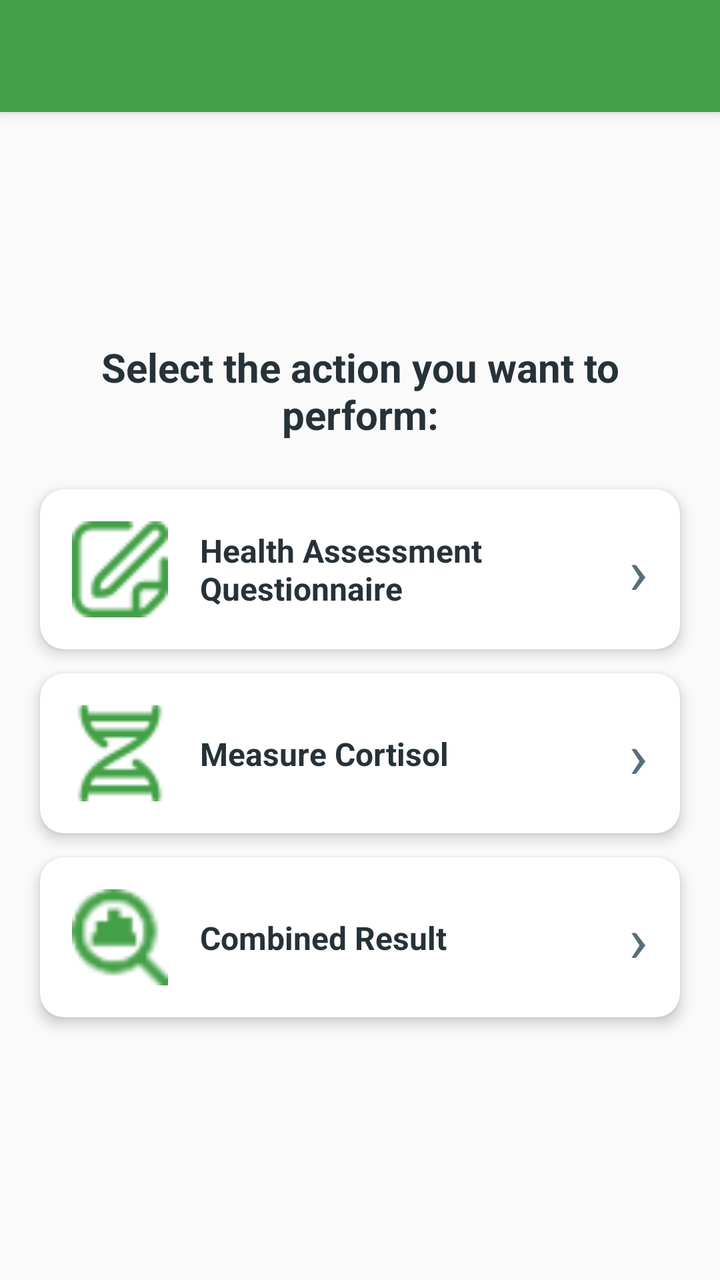
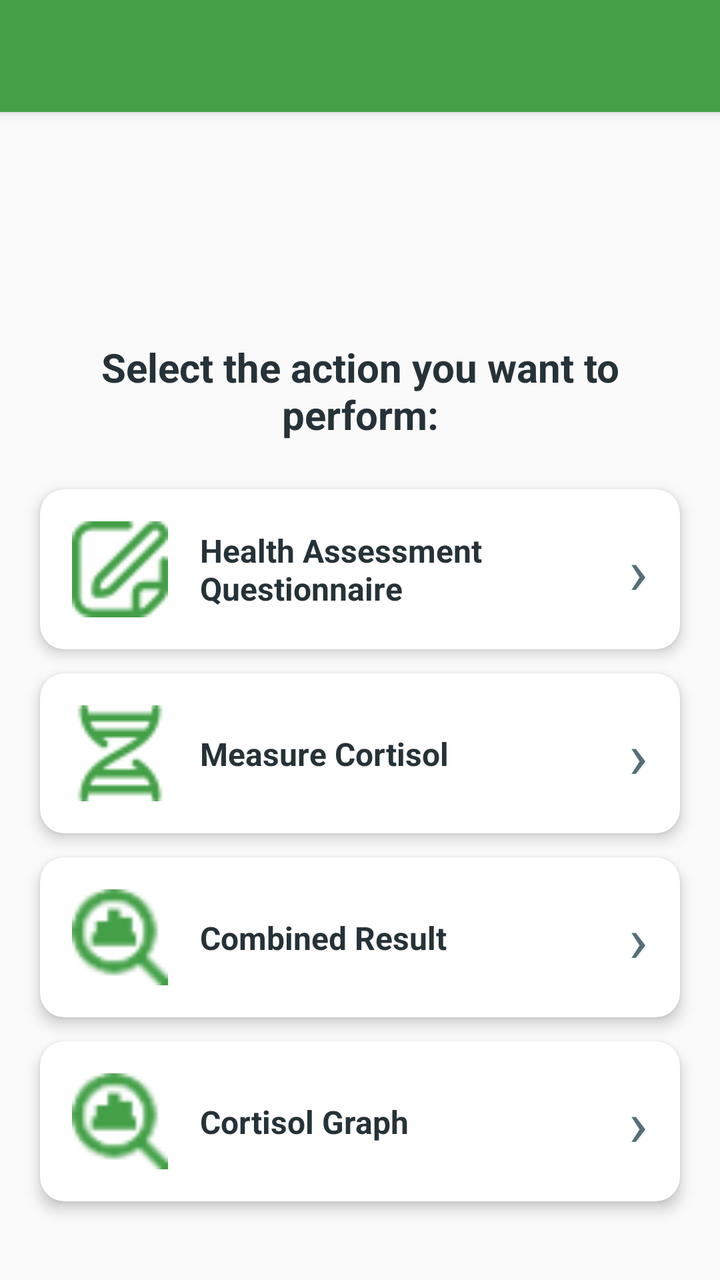

Compare the two renders of this Android layout. The source of the first and the diff that turns it into the second are given below.
<!-- AndroidManifest.xml: application theme AppTheme.Light -->
<!-- res/layout/activity_dashboard.xml -->
<?xml version="1.0" encoding="utf-8"?>
<androidx.coordinatorlayout.widget.CoordinatorLayout xmlns:android="http://schemas.android.com/apk/res/android"
    xmlns:app="http://schemas.android.com/apk/res-auto"
    android:layout_width="match_parent"
    android:layout_height="match_parent"
    android:background="@color/background">

    <com.google.android.material.appbar.AppBarLayout
        android:layout_width="match_parent"
        android:layout_height="wrap_content"
        android:background="@color/primary">

        <androidx.appcompat.widget.Toolbar
            android:id="@+id/toolbar"
            android:layout_width="match_parent"
            android:layout_height="?attr/actionBarSize"
            android:theme="@style/ThemeOverlay.MaterialComponents.Dark.ActionBar"
            app:titleTextColor="@color/white"
            app:popupTheme="@style/Widget.App.PopupOverlay"/>

    </com.google.android.material.appbar.AppBarLayout>

    <androidx.core.widget.NestedScrollView
        android:layout_width="match_parent"
        android:layout_height="match_parent"
        android:clipToPadding="false"
        android:paddingBottom="16dp"
        app:layout_behavior="@string/appbar_scrolling_view_behavior">

        <LinearLayout
            android:layout_width="match_parent"
            android:layout_height="wrap_content"
            android:orientation="vertical"
            android:padding="20dp"
            android:clipToPadding="false"
            android:clipChildren="false">


            
            <LinearLayout
                android:layout_width="match_parent"
                android:layout_height="wrap_content"
                android:orientation="vertical"
                android:gravity="center"
                android:layout_marginBottom="16dp"
                android:layout_marginTop="8dp">

                <ImageView
                    android:id="@+id/ivAppIcon"
                    android:layout_width="70dp"
                    android:layout_height="70dp"
                    android:layout_marginBottom="16dp"
                    android:scaleType="fitCenter"/>

                <TextView
                    android:id="@+id/tvWelcome"
                    android:layout_width="wrap_content"
                    android:layout_height="wrap_content"
                    android:text="Select the action you want to perform:"
                    android:textSize="20sp"
                    android:textStyle="bold"
                    android:textAlignment="center"
                    android:textColor="@color/text_primary"/>


            </LinearLayout>


            
            <com.google.android.material.card.MaterialCardView
                android:id="@+id/stressScoreCard"
                android:layout_width="match_parent"
                android:layout_height="wrap_content"
                android:layout_marginBottom="24dp"
                android:visibility="gone"
                style="@style/Widget.App.CardView">

                <LinearLayout
                    android:layout_width="match_parent"
                    android:layout_height="wrap_content"
                    android:orientation="vertical"
                    android:padding="16dp">

                    <TextView
                        android:layout_width="wrap_content"
                        android:layout_height="wrap_content"
                        android:text="Current Stress Level"
                        android:textSize="18sp"
                        android:textColor="@color/text_primary"/>

                    <TextView
                        android:id="@+id/tvStressScore"
                        android:layout_width="wrap_content"
                        android:layout_height="wrap_content"
                        android:text="--"
                        android:textSize="48sp"
                        android:textStyle="bold"
                        android:textColor="@color/primary"/>
                </LinearLayout>
            </com.google.android.material.card.MaterialCardView>

            
            <LinearLayout
                android:layout_width="match_parent"
                android:layout_height="wrap_content"
                android:orientation="vertical"
                android:layout_marginTop="8dp">

                
                <com.google.android.material.card.MaterialCardView
                    android:id="@+id/cardQuestionnaire"
                    android:layout_width="match_parent"
                    android:layout_height="wrap_content"
                    android:layout_marginBottom="12dp"
                    android:clickable="true"
                    android:focusable="true"
                    android:foreground="?android:attr/selectableItemBackground"
                    style="@style/Widget.App.CardView">

                    <androidx.constraintlayout.widget.ConstraintLayout
                        android:layout_width="match_parent"
                        android:layout_height="wrap_content"
                        android:padding="16dp">

                        <ImageView
                            android:id="@+id/ivQuestionnaire"
                            android:layout_width="48dp"
                            android:layout_height="48dp"
                            android:src="@drawable/quesicon"
                            app:tint="@color/primary"
                            app:layout_constraintStart_toStartOf="parent"
                            app:layout_constraintTop_toTopOf="parent"
                            app:layout_constraintBottom_toBottomOf="parent"/>

                        <LinearLayout
                            android:layout_width="0dp"
                            android:layout_height="wrap_content"
                            android:orientation="vertical"
                            android:layout_marginStart="16dp"
                            android:layout_marginEnd="8dp"
                            app:layout_constraintStart_toEndOf="@id/ivQuestionnaire"
                            app:layout_constraintEnd_toStartOf="@id/ivArrow1"
                            app:layout_constraintTop_toTopOf="parent"
                            app:layout_constraintBottom_toBottomOf="parent">

                            <TextView
                                android:layout_width="wrap_content"
                                android:layout_height="wrap_content"
                                android:text="Health Assessment Questionnaire"
                                android:textColor="@color/text_primary"
                                android:textStyle="bold"
                                android:textSize="16sp"/>


                        </LinearLayout>

                        <TextView
                            android:id="@+id/ivArrow1"
                            android:layout_width="wrap_content"
                            android:layout_height="wrap_content"
                            android:text="›"
                            android:textSize="32sp"
                            android:textColor="@color/text_secondary"
                            app:layout_constraintEnd_toEndOf="parent"
                            app:layout_constraintTop_toTopOf="parent"
                            app:layout_constraintBottom_toBottomOf="parent"/>

                    </androidx.constraintlayout.widget.ConstraintLayout>
                </com.google.android.material.card.MaterialCardView>

                
                <com.google.android.material.card.MaterialCardView
                    android:id="@+id/cardBiomarkerConnection1"
                    android:layout_width="match_parent"
                    android:layout_height="wrap_content"
                    android:layout_marginBottom="12dp"
                    android:clickable="true"
                    android:focusable="true"
                    android:foreground="?android:attr/selectableItemBackground"
                    style="@style/Widget.App.CardView">

                    <androidx.constraintlayout.widget.ConstraintLayout
                        android:layout_width="match_parent"
                        android:layout_height="wrap_content"
                        android:padding="16dp">

                        <ImageView
                            android:id="@+id/ivBiomarker"
                            android:layout_width="48dp"
                            android:layout_height="48dp"
                            android:src="@drawable/dna_20"
                            app:tint="@color/primary"
                            app:layout_constraintStart_toStartOf="parent"
                            app:layout_constraintTop_toTopOf="parent"
                            app:layout_constraintBottom_toBottomOf="parent"/>

                        <LinearLayout
                            android:layout_width="0dp"
                            android:layout_height="wrap_content"
                            android:orientation="vertical"
                            android:layout_marginStart="16dp"
                            android:layout_marginEnd="8dp"
                            app:layout_constraintStart_toEndOf="@id/ivBiomarker"
                            app:layout_constraintEnd_toStartOf="@id/ivArrow2"
                            app:layout_constraintTop_toTopOf="parent"
                            app:layout_constraintBottom_toBottomOf="parent">

                            <TextView
                                android:layout_width="wrap_content"
                                android:layout_height="wrap_content"
                                android:text="Measure Cortisol"
                                android:textColor="@color/text_primary"
                                android:textStyle="bold"
                                android:textSize="16sp"/>


                        </LinearLayout>

                        <TextView
                            android:id="@+id/ivArrow2"
                            android:layout_width="wrap_content"
                            android:layout_height="wrap_content"
                            android:text="›"
                            android:textSize="32sp"
                            android:textColor="@color/text_secondary"
                            app:layout_constraintEnd_toEndOf="parent"
                            app:layout_constraintTop_toTopOf="parent"
                            app:layout_constraintBottom_toBottomOf="parent"/>

                    </androidx.constraintlayout.widget.ConstraintLayout>
                </com.google.android.material.card.MaterialCardView>

                
                <com.google.android.material.card.MaterialCardView
                    android:id="@+id/cardResults"
                    android:layout_width="match_parent"
                    android:layout_height="wrap_content"
                    android:layout_marginBottom="12dp"
                    android:clickable="true"
                    android:focusable="true"
                    android:foreground="?android:attr/selectableItemBackground"
                    style="@style/Widget.App.CardView">

                    <androidx.constraintlayout.widget.ConstraintLayout
                        android:layout_width="match_parent"
                        android:layout_height="wrap_content"
                        android:padding="16dp">

                        <ImageView
                            android:id="@+id/ivResults"
                            android:layout_width="48dp"
                            android:layout_height="48dp"
                            android:src="@drawable/analyzeicon"
                            app:tint="@color/primary"
                            app:layout_constraintStart_toStartOf="parent"
                            app:layout_constraintTop_toTopOf="parent"
                            app:layout_constraintBottom_toBottomOf="parent"/>

                        <LinearLayout
                            android:layout_width="0dp"
                            android:layout_height="wrap_content"
                            android:orientation="vertical"
                            android:layout_marginStart="16dp"
                            android:layout_marginEnd="8dp"
                            app:layout_constraintStart_toEndOf="@id/ivResults"
                            app:layout_constraintEnd_toStartOf="@id/ivArrow3"
                            app:layout_constraintTop_toTopOf="parent"
                            app:layout_constraintBottom_toBottomOf="parent">

                            <TextView
                                android:layout_width="wrap_content"
                                android:layout_height="wrap_content"
                                android:text="Combined Result"
                                android:textColor="@color/text_primary"
                                android:textStyle="bold"
                                android:textSize="16sp"/>


                        </LinearLayout>

                        <TextView
                            android:id="@+id/ivArrow3"
                            android:layout_width="wrap_content"
                            android:layout_height="wrap_content"
                            android:text="›"
                            android:textSize="32sp"
                            android:textColor="@color/text_secondary"
                            app:layout_constraintEnd_toEndOf="parent"
                            app:layout_constraintTop_toTopOf="parent"
                            app:layout_constraintBottom_toBottomOf="parent"/>

                    </androidx.constraintlayout.widget.ConstraintLayout>
                </com.google.android.material.card.MaterialCardView>

            </LinearLayout>

        </LinearLayout>
    </androidx.core.widget.NestedScrollView>

</androidx.coordinatorlayout.widget.CoordinatorLayout>
<!-- resources referenced by this layout -->
<resources>
  <color name="background">#FAFAFA</color>
  <color name="primary">#43A047</color>
  <color name="text_primary">#263238</color>
  <color name="text_secondary">#546E7A</color>
  <color name="white">#FFFFFF</color>
  <!-- drawable analyzeicon: png bitmap (drawable, 883 bytes) -->
  <!-- drawable dna_20: png bitmap (drawable, 712 bytes) -->
  <!-- drawable quesicon: png bitmap (drawable, 693 bytes) -->
  <style name="Widget.App.CardView" parent="Widget.MaterialComponents.CardView">
          <item name="cardBackgroundColor">@color/surface</item>
          <item name="cardElevation">4dp</item>
          <item name="cardCornerRadius">12dp</item>
      </style>
  <style name="Widget.App.PopupOverlay" parent="ThemeOverlay.MaterialComponents.Light">
          <item name="android:textColor">@color/text_primary</item>
          <item name="android:textColorPrimary">@color/text_primary</item>
          <item name="android:textColorSecondary">@color/text_secondary</item>
          <item name="android:background">@color/surface</item>
      </style>
  <style name="AppTheme.Light" parent="Theme.MaterialComponents.Light.NoActionBar">
          
          <item name="colorPrimary">@color/primary</item>
          <item name="colorPrimaryDark">@color/primary_dark</item>
          <item name="colorSecondary">@color/secondary</item>
          <item name="colorAccent">@color/accent</item>
  
          
          <item name="backgroundColor">@color/background</item>
          <item name="android:windowBackground">@color/background</item>
          <item name="android:colorBackground">@color/background</item>
          
          
          <item name="android:textColorPrimary">@color/text_primary</item>
          <item name="android:textColorSecondary">@color/text_secondary</item>
          
          
          <item name="buttonColor">@color/primary</item>
          <item name="buttonTextColor">@color/white</item>
          
          
          <item name="iconTint">@color/primary</item>
  
          
          <item name="android:statusBarColor">@color/status_bar</item>
          <item name="android:windowLightStatusBar">true</item>
          <item name="android:navigationBarColor">@color/background</item>
          <item name="android:windowLightNavigationBar">true</item>
  
          
          <item name="radioButtonStyle">@style/RadioButtonStyle.Light</item>
          
          
          <item name="materialButtonStyle">@style/Widget.App.Button</item>
          <item name="textInputStyle">@style/Widget.App.TextInputLayout</item>
          <item name="materialCardViewStyle">@style/Widget.App.CardView</item>
      </style>
  <color name="surface">#FFFFFF</color>
  <color name="primary_dark">#2E7D32</color>
  <color name="secondary">#A5D6A7</color>
  <color name="accent">#FFC107</color>
  <color name="status_bar">#43A047</color>
  <style name="RadioButtonStyle.Light" parent="Widget.MaterialComponents.CompoundButton.RadioButton">
          <item name="android:textColor">@color/text_primary</item>
          <item name="buttonTint">@color/primary</item>
      </style>
  <style name="Widget.App.Button" parent="Widget.MaterialComponents.Button">
          <item name="backgroundTint">@color/primary</item>
          <item name="android:textColor">@color/white</item>
          <item name="cornerRadius">8dp</item>
          <item name="android:textAllCaps">false</item>
          <item name="android:paddingTop">12dp</item>
          <item name="android:paddingBottom">12dp</item>
      </style>
  <style name="Widget.App.TextInputLayout" parent="Widget.MaterialComponents.TextInputLayout.OutlinedBox">
          <item name="boxStrokeColor">@color/primary</item>
          <item name="hintTextColor">@color/primary</item>
          <item name="android:textColorHint">@color/text_secondary</item>
          <item name="boxBackgroundColor">@color/input_background</item>
      </style>
  <color name="input_background">#F5F5F5</color>
</resources>

<!-- the commit's change to res/layout/activity_dashboard.xml (unified diff, before → after) -->
@@ -292,6 +292,68 @@
                     </androidx.constraintlayout.widget.ConstraintLayout>
                 </com.google.android.material.card.MaterialCardView>
 
+                
+                <com.google.android.material.card.MaterialCardView
+                    android:id="@+id/cardCortisolGraph"
+                    android:layout_width="match_parent"
+                    android:layout_height="wrap_content"
+                    android:layout_marginBottom="12dp"
+                    android:clickable="true"
+                    android:focusable="true"
+                    android:foreground="?android:attr/selectableItemBackground"
+                    style="@style/Widget.App.CardView">
+
+                    <androidx.constraintlayout.widget.ConstraintLayout
+                        android:layout_width="match_parent"
+                        android:layout_height="wrap_content"
+                        android:padding="16dp">
+
+                        <ImageView
+                            android:id="@+id/ivCortisolGraph"
+                            android:layout_width="48dp"
+                            android:layout_height="48dp"
+                            android:src="@drawable/analyzeicon"
+                            app:tint="@color/primary"
+                            app:layout_constraintStart_toStartOf="parent"
+                            app:layout_constraintTop_toTopOf="parent"
+                            app:layout_constraintBottom_toBottomOf="parent"/>
+
+                        <LinearLayout
+                            android:layout_width="0dp"
+                            android:layout_height="wrap_content"
+                            android:orientation="vertical"
+                            android:layout_marginStart="16dp"
+                            android:layout_marginEnd="8dp"
+                            app:layout_constraintStart_toEndOf="@id/ivCortisolGraph"
+                            app:layout_constraintEnd_toStartOf="@id/ivArrow4"
+                            app:layout_constraintTop_toTopOf="parent"
+                            app:layout_constraintBottom_toBottomOf="parent">
+
+                            <TextView
+                                android:layout_width="wrap_content"
+                                android:layout_height="wrap_content"
+                                android:text="Cortisol Graph"
+                                android:textColor="@color/text_primary"
+                                android:textStyle="bold"
+                                android:textSize="16sp"/>
+
+                        </LinearLayout>
+
+                        <TextView
+                            android:id="@+id/ivArrow4"
+                            android:layout_width="wrap_content"
+                            android:layout_height="wrap_content"
+                            android:text="›"
+                            android:textSize="32sp"
+                            android:textColor="@color/text_secondary"
+                            app:layout_constraintEnd_toEndOf="parent"
+                            app:layout_constraintTop_toTopOf="parent"
+                            app:layout_constraintBottom_toBottomOf="parent"/>
+
+                    </androidx.constraintlayout.widget.ConstraintLayout>
+                </com.google.android.material.card.MaterialCardView>
+
+
             </LinearLayout>
 
         </LinearLayout>
